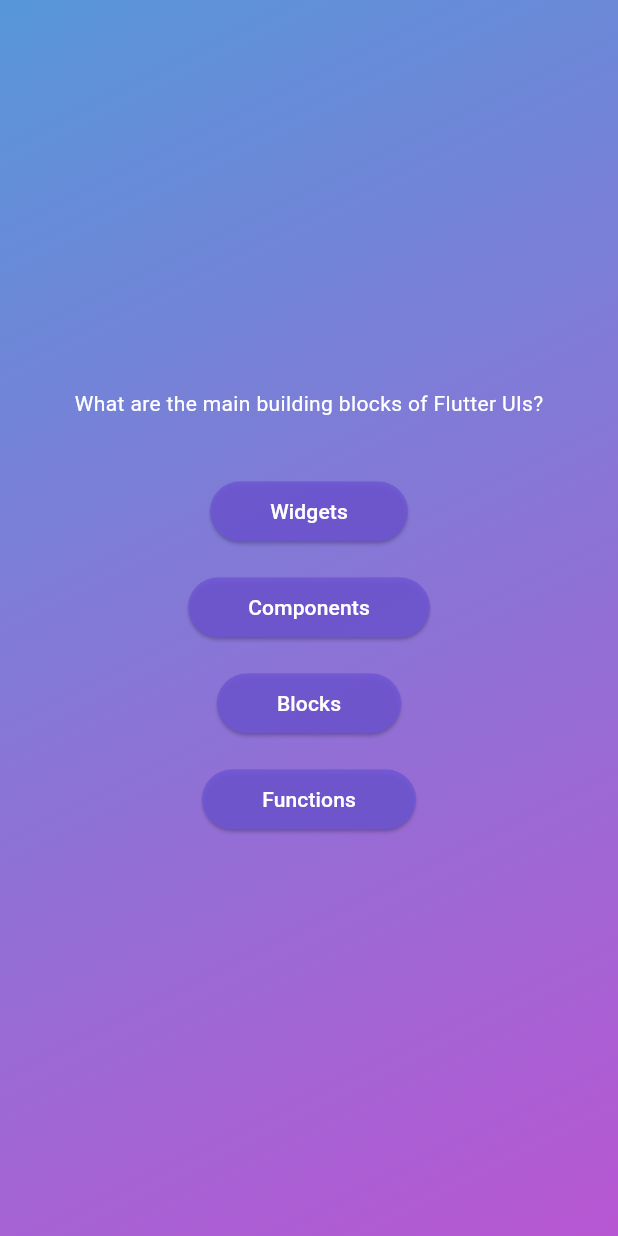
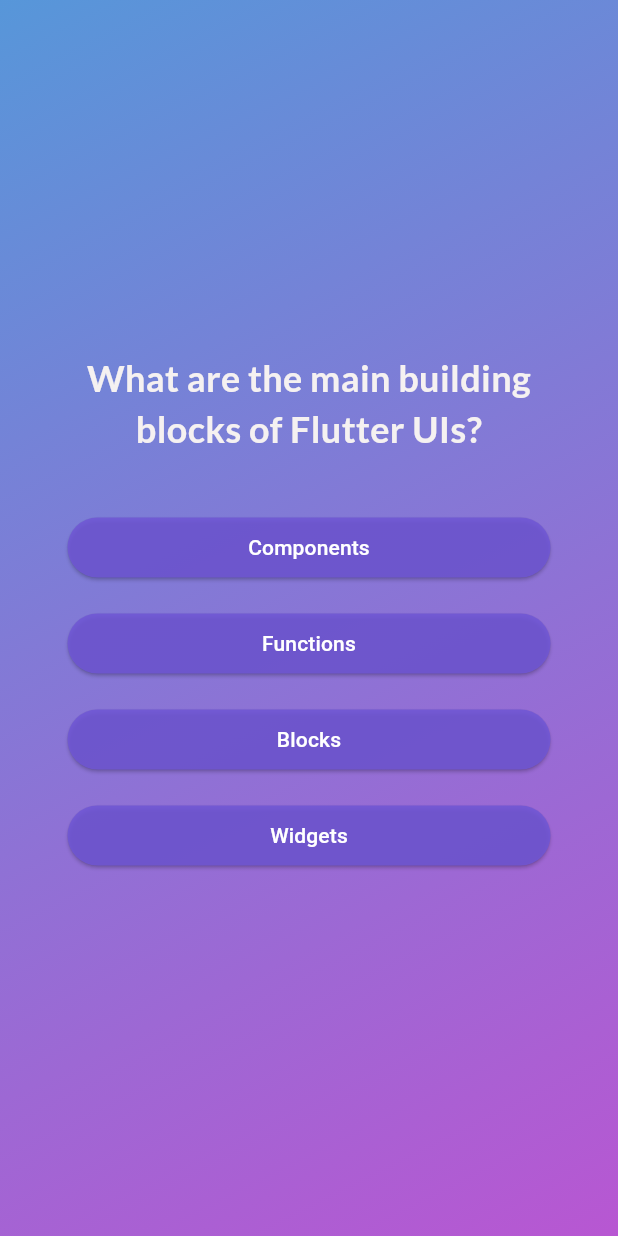
Before and after one commit to NasaboyZ/flutter-learning, a Flutter app: the screen it shows after launch, after a tap on "Start Quiz", on a phone screen of 412 x 824 dp. Run offline on Flutter 3.47's test engine with Material 3 defaults, Android fonts, the phone set to English and light mode, and no system bars; our stand-ins replace google_fonts.

Commit message:
game lauft durch

```diff
--- a/adv_basics/lib/answer_button.dart
+++ b/adv_basics/lib/answer_button.dart
@@ -12,9 +12,9 @@ class AnswerButton extends StatelessWidget {
   @override
   Widget build(context) {
     return Container(
-      margin: const EdgeInsets.all(8.0),
+      margin: EdgeInsets.symmetric(vertical: 8.0),
       child: ElevatedButton(
-        onPressed: () {},
+        onPressed: onTap,
         style: ElevatedButton.styleFrom(
           padding: EdgeInsets.symmetric(vertical: 10, horizontal: 40),
           backgroundColor: const Color.fromARGB(218, 111, 86, 213),
@@ -23,7 +23,7 @@ class AnswerButton extends StatelessWidget {
             borderRadius: BorderRadius.circular(40),
           ),
         ),
-        child: Text(answerText),
+        child: Text(answerText, textAlign: TextAlign.center),
       ),
     );
   }
--- a/adv_basics/lib/models/quiz_question.dart
+++ b/adv_basics/lib/models/quiz_question.dart
@@ -3,4 +3,11 @@ class QuizQuestion {
 
   final String text;
   final List<String> answers;
+
+  //copy a list and returning a shuffledList
+  List<String> getShuffledAnswers() {
+    final shuffledList = List.of(answers);
+    shuffledList.shuffle();
+    return shuffledList; //gibt nur die vorgebene liste die in chache ist
+  }
 }
--- a/adv_basics/lib/questions_screen.dart
+++ b/adv_basics/lib/questions_screen.dart
@@ -1,9 +1,12 @@
 import 'package:adv_basics/answer_button.dart';
 import 'package:adv_basics/data/questions.dart';
 import 'package:flutter/material.dart';
+import 'package:google_fonts/google_fonts.dart';
 
 class QuestionsScreen extends StatefulWidget {
-  const QuestionsScreen({super.key});
+  const QuestionsScreen({super.key, required this.onSelectAnswer});
+
+  final void Function(String answer) onSelectAnswer;
   @override
   State<QuestionsScreen> createState() {
     return _QuestionsScreenState();
@@ -11,24 +14,46 @@ class QuestionsScreen extends StatefulWidget {
 }
 
 class _QuestionsScreenState extends State<QuestionsScreen> {
+  var currentQuestionIndex = 0;
+  void answerQuestion(String selectedAnswer) {
+    widget.onSelectAnswer(selectedAnswer);
+    setState(() {
+      currentQuestionIndex++;
+    });
+  }
+
   @override
   Widget build(context) {
-    final currentQuetstion = questions[0];
-    return SizedBox(
+    final currentQuetstion = questions[currentQuestionIndex];
+    return Container(
+      margin: EdgeInsets.all(45),
+      child: SizedBox(
         width: double.infinity,
         child: Column(
           mainAxisAlignment: MainAxisAlignment.center,
+          crossAxisAlignment: CrossAxisAlignment.stretch,
           children: [
             Text(
+              textAlign: TextAlign.center,
               currentQuetstion.text,
-            style: const TextStyle(color: Colors.white),
+              style: GoogleFonts.lato(
+                color: const Color.fromARGB(255, 245, 241, 241),
+                fontSize: 24,
+                fontWeight: FontWeight.bold,
+              ),
             ),
             const SizedBox(height: 30),
 
-          ...currentQuetstion.answers.map((answer) {
-            return AnswerButton(answerText: answer, onTap: () {});
+            ...currentQuetstion.getShuffledAnswers().map((answer) {
+              return AnswerButton(
+                onTap: () {
+                  answerQuestion(answer);
+                },
+                answerText: answer,
+              );
             }),
           ],
+        ),
       ),
     );
   }
--- a/adv_basics/lib/quiz.dart
+++ b/adv_basics/lib/quiz.dart
@@ -1,3 +1,4 @@
+import 'package:adv_basics/data/questions.dart';
 import 'package:adv_basics/questions_screen.dart';
 import 'package:flutter/material.dart';
 import 'package:adv_basics/start_screen.dart';
@@ -12,26 +13,32 @@ class Quiz extends StatefulWidget {
 
 //lifting a State up
 class _QuizState extends State<Quiz> {
-  // Widget? activeScreen;
+  List<String> selectedAnswers = [];
 
-  // @override
-  // void initState() {
-  //   activeScreen = StartScreen(switchScreen);
-  //   super.initState();
-  // }
   var activeScreen =
       'start-screen'; // ist die schönere version mit Thinery Operator
+
   void switchScreen() {
     setState(() {
       activeScreen = 'questions-screen';
     });
   }
 
+  void chooseAnswer(String answer) {
+    selectedAnswers.add(answer);
+    if (selectedAnswers.length == questions.length) {
+      setState(() {
+        selectedAnswers = [];
+        activeScreen = 'start-screen';
+      });
+    }
+  }
+
   @override
   Widget build(context) {
     Widget screenWidget = StartScreen(switchScreen);
     if (activeScreen == 'questions-screen') {
-      screenWidget = const QuestionsScreen();
+      screenWidget = QuestionsScreen(onSelectAnswer: chooseAnswer);
     }
     return MaterialApp(
       home: Scaffold(
--- a/adv_basics/lib/start_screen.dart
+++ b/adv_basics/lib/start_screen.dart
@@ -1,4 +1,5 @@
 import 'package:flutter/material.dart';
+import 'package:google_fonts/google_fonts.dart';
 
 class StartScreen extends StatelessWidget {
   const StartScreen(this.startQuiz, {super.key});
@@ -21,10 +22,13 @@ class StartScreen extends StatelessWidget {
           ),
 
           const SizedBox(height: 80),
-          const Text(
+          Text(
             'Learn Flutter the Fun way!',
 
-            style: TextStyle(color: Colors.white, fontSize: 24.0),
+            style: GoogleFonts.lato(
+              color: const Color.fromARGB(255, 244, 239, 239),
+              fontSize: 24.0,
+            ),
           ),
           const SizedBox(height: 30),
           OutlinedButton.icon(
--- a/adv_basics/pubspec.yaml
+++ b/adv_basics/pubspec.yaml
@@ -34,6 +34,7 @@ dependencies:
   # The following adds the Cupertino Icons font to your application.
   # Use with the CupertinoIcons class for iOS style icons.
   cupertino_icons: ^1.0.8
+  google_fonts: ^6.3.1
 
 dev_dependencies:
   flutter_test:
```
Also changed, not shown: adv_basics/pubspec.lock, 1 other file. Lines whose indentation alone changed are shown as unchanged.
